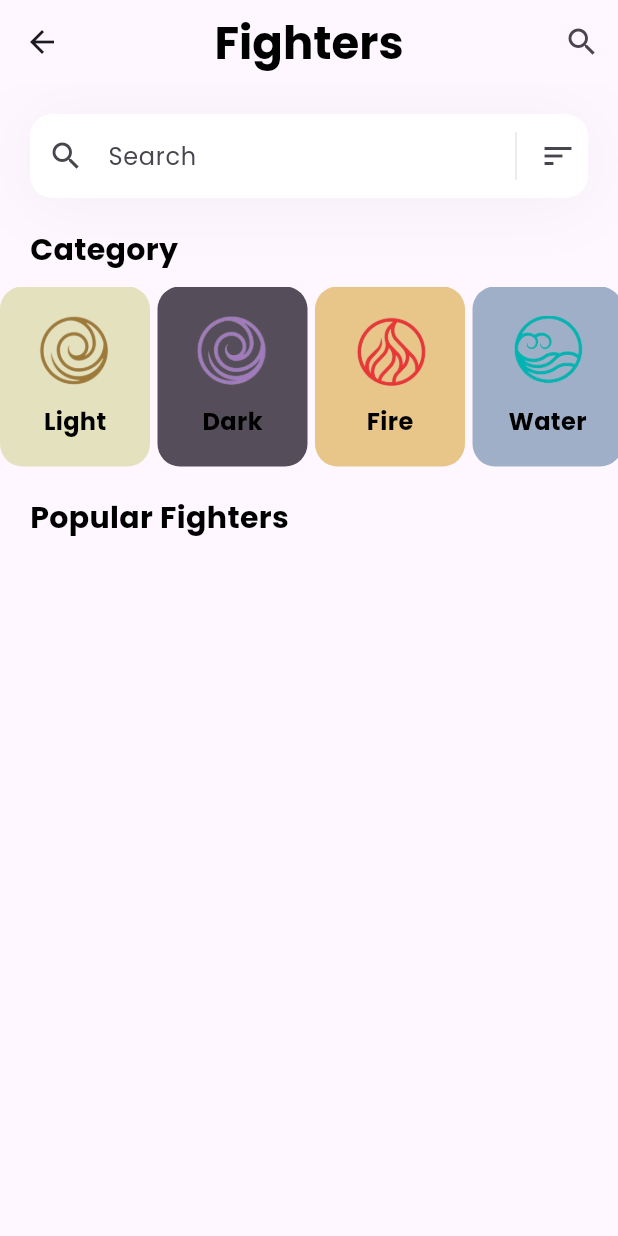
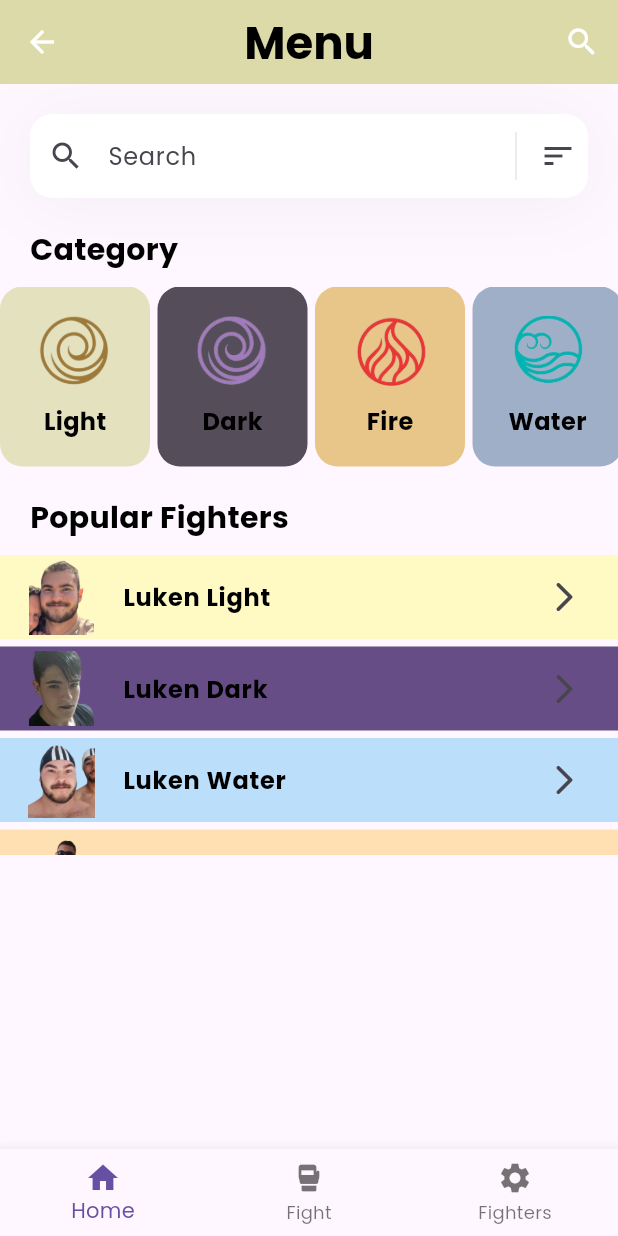
Before and after one commit to grez-lucas/flutter-fighterapp, a Flutter app: the screen it shows after launch, on a phone screen of 412 x 824 dp. Run offline on Flutter 3.47's test engine with Material 3 defaults, Android fonts, the phone set to English and light mode, and no system bars.

Commit message:
refactor: navigation between pages and cleaner code

```diff
--- a/lib/main.dart
+++ b/lib/main.dart
@@ -1,4 +1,5 @@
-import 'package:category_app2/pages/home.dart';
+import 'package:category_app2/router/app_routes.dart';
+import 'package:category_app2/theme/app_theme.dart';
 import 'package:flutter/material.dart';
 
 void main() {
@@ -11,8 +12,10 @@ class MyApp extends StatelessWidget {
   @override
   Widget build(BuildContext context) {
     return MaterialApp(
-      theme: ThemeData(fontFamily: 'Poppins'),
-      home: HomePage(),
-    );
+        theme: AppTheme.lightTheme,
+        initialRoute: AppRoutes.initialRoute,
+        routes: AppRoutes.routes,
+        onGenerateRoute: AppRoutes.onGenerateRoute,
+        );
   }
 }
--- a/lib/pages/home.dart
+++ b/lib/pages/home.dart
@@ -1,6 +1,6 @@
-import 'package:category_app2/models/category_model.dart';
-import 'package:category_app2/models/figher_model.dart';
 import 'package:flutter/material.dart';
+
+import '../models/models.dart';
 
 class HomePage extends StatefulWidget {
   HomePage({super.key});
@@ -32,6 +32,28 @@ class _HomePageState extends State<HomePage> {
   Widget build(BuildContext context) {
     return Scaffold(
       appBar: MyAppBar(),
+      bottomNavigationBar: BottomNavigationBar(
+        onTap: (int index) {
+          print('Bottom navigation bar tapped: $index');
+
+          final routes = [
+            '/home',
+            '/fight',
+            '/heroroster',
+          ];
+
+          Navigator.pushNamed(context, routes[index]);
+        },
+        items: const [
+          BottomNavigationBarItem(icon: Icon(Icons.home), label: 'Home'),
+          BottomNavigationBarItem(
+            icon: Icon(Icons.sports_mma),
+            label: 'Fight',
+          ),
+          BottomNavigationBarItem(
+              icon: Icon(Icons.settings), label: 'Fighters'),
+        ],
+      ),
       body: Center(
         child: Column(
           children: [
@@ -52,8 +74,8 @@ class _HomePageState extends State<HomePage> {
                     ),
                   ),
                 ),
-                Container(
-                  height: 320,
+                SizedBox(
+                  height: 200,
                   child: ListView.separated(
                     itemCount: fighters.length,
                     scrollDirection: Axis.vertical,
@@ -65,7 +87,6 @@ class _HomePageState extends State<HomePage> {
                     itemBuilder: (context, index) {
                       return Container(
                         width: 100,
-                        child: Container(
                         color: {
                           'Light': Colors.yellow[100],
                           'Dark': Color.fromARGB(255, 103, 77, 134),
@@ -73,11 +94,9 @@ class _HomePageState extends State<HomePage> {
                           'Water': Colors.blue[100],
                           'Earth': Colors.brown[100],
                         }[fighters[index].category],
-                          child: Row(
-                            mainAxisAlignment: MainAxisAlignment.start,
-                            crossAxisAlignment: CrossAxisAlignment.end,
-                            children: [
-                              SizedBox(
+                        child: ListTile(
+                          trailing: const Icon(Icons.arrow_forward_ios_rounded),
+                          leading: SizedBox(
                             width: 50,
                             height: 50,
                             child: Image.asset(
@@ -86,10 +105,7 @@ class _HomePageState extends State<HomePage> {
                               height: 5,
                             ),
                           ),
-                              const SizedBox(
-                                width: 10,
-                              ),
-                              Text(
+                          title: Text(
                             fighters[index].name,
                             style: const TextStyle(
                               color: Colors.black,
@@ -97,26 +113,6 @@ class _HomePageState extends State<HomePage> {
                               fontWeight: FontWeight.bold,
                               fontFamily: 'Poppins',
                             ),
-                              ),
-                              const SizedBox(
-                                width: 10,
-                              ),
-                              Row(
-                                children: fighters[index]
-                                    .toJson()
-                                    .entries
-                                    .map<Widget>((entry) {
-                                  // Exclude non-stat properties
-                                  if (entry.key == 'name' ||
-                                      entry.key == 'category' ||
-                                      entry.key == 'image') {
-                                    return Container();
-                                  }
-
-                                  return _statDisplay(index, entry.key);
-                                }).toList(),
-                              ),
-                            ],
                           ),
                         ),
                       );
@@ -128,6 +124,24 @@ class _HomePageState extends State<HomePage> {
           ],
         ),
       ),
+    );
+  }
+
+  Row _statRow(int index) {
+    return Row(
+      children: fighters[index].toJson().entries.map<Widget>((entry) {
+        // Exclude non-stat properties
+        if (entry.key == 'name' ||
+            entry.key == 'category' ||
+            entry.key == 'image' ||
+            entry.key == 'crit' ||
+            entry.key == 'dodge' ||
+            entry.key == 'defense') {
+          return Container();
+        }
+
+        return _statDisplay(index, entry.key);
+      }).toList(),
     );
   }
 
@@ -148,10 +162,10 @@ class _HomePageState extends State<HomePage> {
         ),
         const Text(
           // ignore: unnecessary_string_interpolations
-          '$stat',
+          'Strength',
           style: TextStyle(
             color: Colors.black,
-            fontSize: 10,
+            fontSize: 5,
             fontWeight: FontWeight.bold,
             fontFamily: 'Poppins',
           ),
@@ -287,14 +301,8 @@ class _HomePageState extends State<HomePage> {
               fontSize: 30,
               fontWeight: FontWeight.bold,
               fontFamily: 'Poppins'),
-          'Fighters'),
+          'Menu'),
       centerTitle: true,
-      leading: IconButton(
-        icon: const Icon(Icons.arrow_back),
-        onPressed: () {
-          print('Back button clicked');
-        },
-      ),
       actions: [
         IconButton(
           icon: const Icon(Icons.search),
--- /dev/null
+++ b/lib/pages/pages.dart
@@ -0,0 +1,2 @@
+export 'package:category_app2/pages/heroroster_screen.dart';
+export 'package:category_app2/pages/home.dart';
--- /dev/null
+++ b/lib/router/app_routes.dart
@@ -0,0 +1,25 @@
+import 'package:flutter/material.dart';
+
+import '../pages/pages.dart';
+
+class AppRoutes {
+  static const initialRoute = '/home';
+
+  static Map<String, Widget Function(BuildContext)> routes = {
+    '/heroroster': (BuildContext context) => const HeroRosterScreen(),
+    '/home': (BuildContext context) => HomePage(),
+  };
+
+  static Route<dynamic>? Function(RouteSettings)? onGenerateRoute =
+      (RouteSettings settings) {
+    print(settings);
+
+    return MaterialPageRoute(
+        builder: (context) =>
+            AlertDialog(title: Text('Unknown route: ${settings.name}')));
+  };
+
+  static Map<String, Widget Function(BuildContext)> getAppRoutes() {
+    return routes;
+  }
+}
--- /dev/null
+++ b/lib/theme/app_theme.dart
@@ -0,0 +1,22 @@
+
+
+import 'package:flutter/material.dart' ;
+
+class AppTheme {
+
+
+  static const String fontName = 'Poppins';
+
+  static const Color primaryColor = Color.fromARGB(255, 219, 218, 168);
+
+  static final ThemeData lightTheme = ThemeData(
+    primaryColor: primaryColor,
+    brightness: Brightness.light,
+    fontFamily: fontName,
+    appBarTheme: const AppBarTheme(
+      backgroundColor: primaryColor,
+      elevation: 0,
+      foregroundColor: Colors.white,
+    ),
+  );
+}
```
Also changed, not shown: lib/pages/heroroster_screen.dart (+12 -8 lines). Lines whose indentation alone changed are shown as unchanged.
